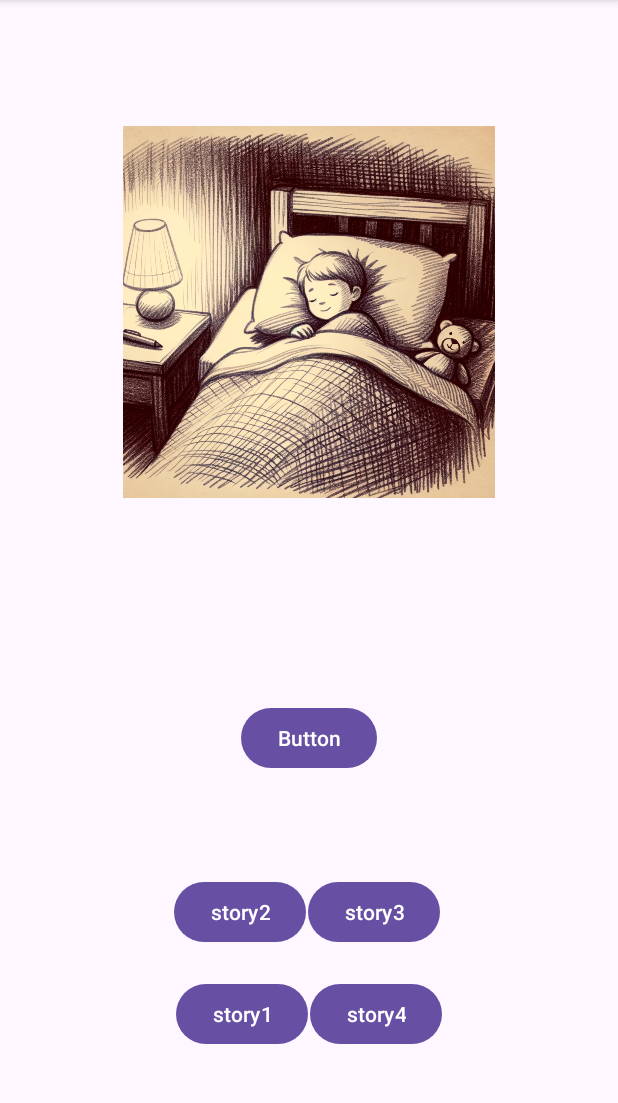
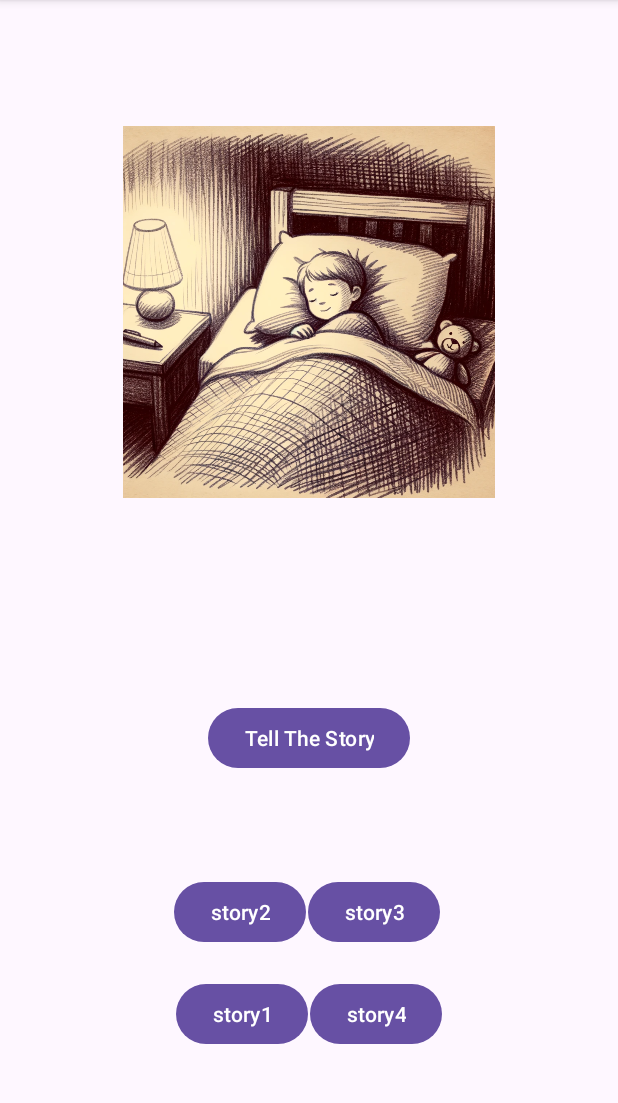
Before and after one commit to tassosant/telikh_ergasia, an Android app: the MainActivity1 screen opened directly, with no data from a screen before it, after a tap on "story2", on a phone screen of 412 x 824 dp, the part 96-1199 px from its top. Run offline under Robolectric (Android 15) with nearby library versions, the phone set to English and light mode, and no system bars; our stand-ins replace Firebase (no records; nobody signed in at launch, a user with empty details on screens opened directly); 2 statements that could not run were skipped.

Commit message:
changes on tell the story button, set it invisible originaly, then visible when a story is clicked

```diff
--- a/app/src/main/java/com/unipi/tantoniou/telikh_ergasia/activities/dynamic/MainActivity1.java
+++ b/app/src/main/java/com/unipi/tantoniou/telikh_ergasia/activities/dynamic/MainActivity1.java
@@ -3,6 +3,7 @@ package com.unipi.tantoniou.telikh_ergasia.activities.dynamic;
 import android.annotation.SuppressLint;
 import android.os.Bundle;
 import android.view.View;
+import android.widget.Button;
 import android.widget.ImageView;
 import android.widget.TextView;
 
@@ -26,6 +27,8 @@ public class MainActivity1 extends CustomMenuActivity {
 
     String story;
 
+    Button tellTheStory;
+
     @SuppressLint("UseCompatLoadingForDrawables")
     @Override
     protected void onCreate(Bundle savedInstanceState) {
@@ -42,6 +45,9 @@ public class MainActivity1 extends CustomMenuActivity {
         storyImage = findViewById(R.id.storyImage);
         storyImage.setImageDrawable(getResources().getDrawable(R.drawable.home_image));
         textViewTitle = findViewById(R.id.textViewTitle);
+
+        tellTheStory = findViewById(R.id.button3);
+        tellTheStory.setVisibility(View.INVISIBLE);
 
 //        getStory();
         story = "Beauty and the beast";
@@ -76,6 +82,7 @@ public class MainActivity1 extends CustomMenuActivity {
         valueEventListenerCustom.setStoryImage(storyImage);
         valueEventListenerCustom.setTitle(textViewTitle);
         storyReference.addListenerForSingleValueEvent(valueEventListenerCustom);
+        tellTheStory.setVisibility(View.VISIBLE);
     }
     public void getStory2(View view){
         storyReference = storiesReference.child("Story2");
@@ -83,6 +90,7 @@ public class MainActivity1 extends CustomMenuActivity {
         valueEventListenerCustom.setStoryImage(storyImage);
         valueEventListenerCustom.setTitle(textViewTitle);
         storyReference.addListenerForSingleValueEvent(valueEventListenerCustom);
+        tellTheStory.setVisibility(View.VISIBLE);
     }
     public void getStory3(View view){
         storyReference = storiesReference.child("Story2");
@@ -90,6 +98,7 @@ public class MainActivity1 extends CustomMenuActivity {
         valueEventListenerCustom.setStoryImage(storyImage);
         valueEventListenerCustom.setTitle(textViewTitle);
         storyReference.addListenerForSingleValueEvent(valueEventListenerCustom);
+        tellTheStory.setVisibility(View.VISIBLE);
     }
     public void getStory4(View view){
         storyReference = storiesReference.child("Story2");
@@ -97,5 +106,6 @@ public class MainActivity1 extends CustomMenuActivity {
         valueEventListenerCustom.setStoryImage(storyImage);
         valueEventListenerCustom.setTitle(textViewTitle);
         storyReference.addListenerForSingleValueEvent(valueEventListenerCustom);
+        tellTheStory.setVisibility(View.VISIBLE);
     }
 }
--- a/app/src/main/res/layout/activity_main1.xml
+++ b/app/src/main/res/layout/activity_main1.xml
@@ -74,7 +74,7 @@
             android:layout_height="wrap_content"
             android:layout_marginBottom="244dp"
             android:onClick="tellStory"
-            android:text="Button"
+            android:text="Tell The Story"
             app:layout_constraintBottom_toBottomOf="parent"
             app:layout_constraintEnd_toEndOf="parent"
             app:layout_constraintStart_toStartOf="parent" />
```
